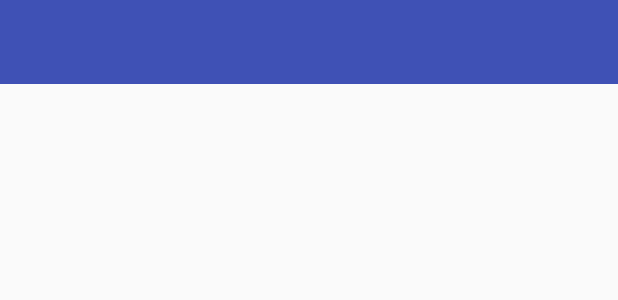
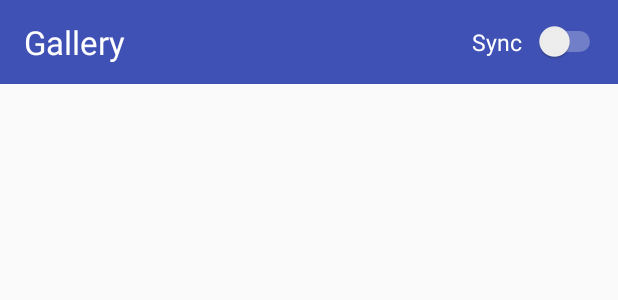
Before and after one commit to suchoX/Camrena, an Android app: the layout activity_gallery.xml on its own in the app's theme, with its tools: preview values and no code run, on a phone screen of 412 x 824 dp. Shown: the top 300 px of the screen. Run offline under Robolectric (Android 15) with nearby library versions, the light colour scheme and no system bars.

Commit message:
Add Sync ON/OFF option

```diff
--- a/app/src/main/res/layout/activity_gallery.xml
+++ b/app/src/main/res/layout/activity_gallery.xml
@@ -1,11 +1,48 @@
 <?xml version="1.0" encoding="utf-8"?>
-<RelativeLayout xmlns:android="http://schemas.android.com/apk/res/android"
+<RelativeLayout
+    xmlns:android="http://schemas.android.com/apk/res/android"
+    xmlns:app="http://schemas.android.com/apk/res-auto"
     xmlns:tools="http://schemas.android.com/tools"
     android:layout_width="match_parent"
     android:layout_height="match_parent"
     tools:context="com.sucho.camrena.GalleryActivity">
 
-    <include layout="@layout/layout_toolbar"/>
+    <android.support.v7.widget.Toolbar
+        android:id="@+id/toolbar"
+        app:theme="@style/ThemeOverlay.AppCompat.Dark.ActionBar"
+        android:layout_width="match_parent"
+        android:layout_height="?attr/actionBarSize"
+        android:minHeight="?attr/actionBarSize"
+        android:background="@color/colorPrimary">
+        <RelativeLayout
+            android:layout_width="match_parent"
+            android:layout_height="match_parent">
+            <TextView
+                android:id="@+id/toolbar_head"
+                android:layout_width="wrap_content"
+                android:layout_height="wrap_content"
+                android:text="Gallery"
+                android:textColor="@color/white"
+                android:textSize="22sp"
+                android:layout_centerVertical="true"/>
+            <Switch
+                android:id="@+id/toolbar_switch"
+                android:layout_width="wrap_content"
+                android:layout_height="wrap_content"
+                android:layout_alignParentRight="true"
+                android:layout_centerVertical="true"
+                android:layout_margin="8dp"/>
+            <TextView
+                android:layout_width="wrap_content"
+                android:layout_height="wrap_content"
+                android:text="Sync"
+                android:textColor="@color/white"
+                android:textSize="15sp"
+                android:layout_centerVertical="true"
+                android:layout_toLeftOf="@+id/toolbar_switch"/>
+        </RelativeLayout>
+
+    </android.support.v7.widget.Toolbar>
 
     <android.support.v7.widget.RecyclerView
         android:layout_below="@+id/toolbar"
--- a/app/src/main/res/values/colors.xml
+++ b/app/src/main/res/values/colors.xml
@@ -5,4 +5,5 @@
     <color name="colorAccent">#FF4081</color>
     <color name="grey">#b4b4b4</color>
     <color name="red">#ff0000</color>
+    <color name="white">#ffffff</color>
 </resources>
```
Also changed, not shown: app/src/main/java/com/sucho/camrena/GalleryActivity.java (+37 -12 lines), app/src/main/java/com/sucho/camrena/PhotoActivity.java (+45 -5 lines).
